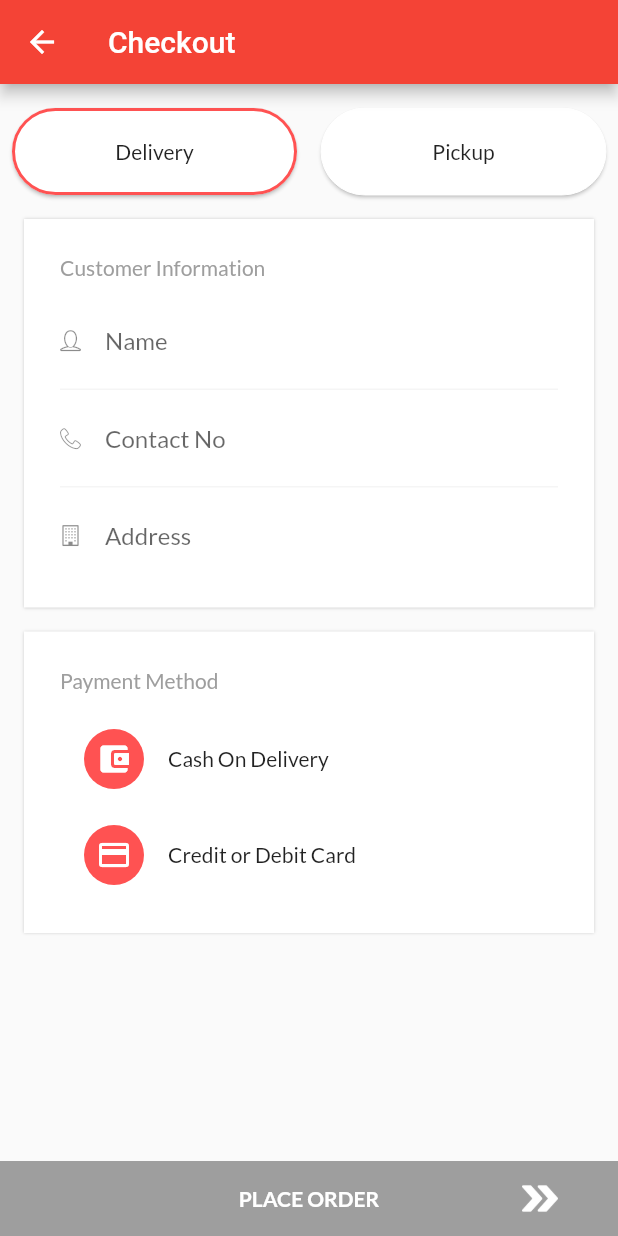
After one commit to itsniaz/MaxFood-Flutter, a Flutter app: the CheckoutScreen screen opened by its route, on a phone screen of 412 x 824 dp. The commit adds this screen. Run offline on Flutter 3.47's test engine with Material 2 defaults, Android fonts, the phone set to English and light mode, and no system bars; our stand-ins replace avatar_glow, badges, bubble_tab_indicator, carousel_slider, flutter_rating_bar, google_fonts and 1 more; project files that could hold a hidden picture were left out.

Commit message:
coded checkout UI

```diff
--- a/assets/fonts/config.json
+++ b/assets/fonts/config.json
@@ -71,6 +71,12 @@
       "css": "minus-1",
       "code": 59397,
       "src": "entypo"
+    },
+    {
+      "uid": "3d1e04316a48ace4e2b81be58343a41c",
+      "css": "building",
+      "code": 61687,
+      "src": "fontawesome"
     }
   ]
 }
--- a/lib/main.dart
+++ b/lib/main.dart
@@ -1,10 +1,12 @@
 import 'package:flutter/material.dart';
 import 'package:google_fonts/google_fonts.dart';
+import 'package:max_food/screens/checkout.dart';
 import 'package:max_food/screens/landing.dart';
 import 'package:max_food/screens/login.dart';
 import 'package:max_food/screens/menu.dart';
 import 'package:max_food/screens/cart.dart';
 import 'package:max_food/screens/nav_drawer.dart';
+import 'package:max_food/screens/option.dart';
 import 'package:max_food/screens/signup.dart';
 
 void main() {
@@ -31,7 +33,9 @@ class MyApp extends StatelessWidget {
           '/login': (context) => LoginScreen(),
           '/navigation_screen': (context) => MainNavDrawer(),
           '/menu': (context) => MenuScreen(),
+          '/option': (context) => OptionScreen(),
           '/cart': (context) => CartScreen(),
+          '/checkout': (context) => CheckoutScreen(),
         },
     );
   }
--- a/lib/screens/cart.dart
+++ b/lib/screens/cart.dart
@@ -163,13 +163,12 @@ class _CartScreenState extends State<CartScreen>
                   child: FlatButton(
                     color: Colors.red,
                     splashColor: Colors.white,
-                    onPressed: ()=>print("pressed"),
+                    onPressed: ()=> Navigator.pushNamed(context, "/checkout"),
                     child: Row(
                       mainAxisAlignment: MainAxisAlignment.spaceEvenly,
                       children: [
-                        Text("PLACE ORDER",style: TextStyle(color: Colors.white,fontWeight: FontWeight.bold),),
+                        Text("CHECKOUT",style: TextStyle(color: Colors.white,fontWeight: FontWeight.bold),),
                         Image.asset("assets/images/fast_forward.png",width: 24,height: 24,)
-
                       ],
                     ),
                   )
--- /dev/null
+++ b/lib/screens/checkout.dart
@@ -0,0 +1,222 @@
+import 'package:flutter/cupertino.dart';
+import 'package:flutter/material.dart';
+import 'package:max_food/utils/constants.dart';
+import 'package:max_food/utils/custom_icons_icons.dart';
+
+class CheckoutScreen extends StatefulWidget {
+  @override
+  State<StatefulWidget> createState() {
+    return _CheckoutState();
+  }
+}
+
+class _CheckoutState extends State<CheckoutScreen> {
+  int deliveryMethod = 1;
+  int paymentMethod = 0;
+  double iconSize = 14;
+
+  @override
+  Widget build(BuildContext context) {
+    return Scaffold(
+      appBar: AppBar(
+        title: Text("Checkout"),
+      ),
+      body: Column(
+        children: [
+          Expanded(child: ListView(
+            children: [
+              Row(
+                children: [
+                  Expanded(
+                    child: Container(
+                      height: 90,
+                      child: InkWell(
+                        splashColor: Colors.transparent,
+                        onTap: () {
+                          setState(() {
+                            deliveryMethod = 1;
+                          });
+                        },
+                        child: Card(
+                          shape: RoundedRectangleBorder(
+                            side: deliveryMethod == 1
+                                ? BorderSide(color: Colors.redAccent, width: 2)
+                                : BorderSide(color: Colors.white, width: 0),
+                            borderRadius: BorderRadius.circular(1000),
+                          ),
+                          margin:
+                          EdgeInsets.symmetric(horizontal: 8.0, vertical: 16.0),
+                          child: Center(
+                            child: Text(
+                              "Delivery",
+                              style: TextStyle(fontSize: 14),
+                            ),
+                          ),
+                        ),
+                      ),
+                    ),
+                  ),
+                  Expanded(
+                    child: Container(
+                      height: 90,
+                      child: InkWell(
+                        splashColor: Colors.transparent,
+                        onTap: () {
+                          setState(() {
+                            deliveryMethod = 2;
+                          });
+                        },
+                        child: Card(
+                          shape: RoundedRectangleBorder(
+                            side: deliveryMethod == 2
+                                ? BorderSide(color: Colors.redAccent, width: 2)
+                                : BorderSide(color: Colors.white, width: 0),
+                            borderRadius: BorderRadius.circular(1000),
+                          ),
+                          margin:
+                          EdgeInsets.symmetric(horizontal: 8.0, vertical: 16.0),
+                          child: Container(
+                              child: Center(
+                                child: Text(
+                                  "Pickup",
+                                  style: TextStyle(fontSize: 14),
+                                ),
+                              )),
+                        ),
+                      ),
+                    ),
+                  )
+                ],
+              ),
+              customerInfo(),
+              SizedBox(height: 16,),
+              paymentInfo(),
+            ],
+          )),
+          Container(
+            height: 50,
+            color: paymentMethod == 0 ? Colors.grey : Colors.redAccent,
+            child: FlatButton(
+              onPressed: ()=>print("A"),
+              splashColor: Colors.grey,
+              child: Stack(
+                children: [
+                  Align(alignment: Alignment.center,child: Text("PLACE ORDER",style: TextStyle(color: Colors.white,fontWeight: FontWeight.bold),)),
+                  Align(alignment: Alignment.centerRight,child: Container(margin: EdgeInsets.only(right: 24.0),child: Image.asset("assets/images/fast_forward.png",width: 24,height: 24,)))
+                ],
+              ),
+            ),
+          )
+        ],
+      ),
+    );
+  }
+
+
+
+  customerInfo()
+  {
+    return       Container(
+      decoration: Constants.shadow,
+      margin: EdgeInsets.symmetric(horizontal: 16.0),
+      padding: EdgeInsets.all(24.0),
+      child: Column(
+        crossAxisAlignment: CrossAxisAlignment.start,
+        children: [
+          Text("Customer Information",style: TextStyle(fontSize: 14,color: Colors.grey),),
+          SizedBox(height: 16,),
+          TextFormField(
+            decoration: InputDecoration(icon : Icon(CustomIcons.user,size: iconSize,),border: InputBorder.none,hintText: "Name"),
+          ),
+          Container(height: 1,color: Colors.grey.shade100,margin: EdgeInsets.symmetric(vertical: 8),),
+          TextFormField(
+            decoration: InputDecoration(icon : Icon(CustomIcons.phone_handset,size: iconSize,),border: InputBorder.none,hintText: 'Contact No'),
+          ),
+
+          AnimatedSwitcher(duration: Duration(milliseconds: 200),
+            child: deliveryMethod == 1 ? Column(
+              children: [
+                Container(height: 1,color: Colors.grey.shade100,margin: EdgeInsets.symmetric(vertical: 8),),
+                TextFormField(
+                  decoration: InputDecoration(icon : Icon(CustomIcons.building,size: iconSize,),border: InputBorder.none,hintText: 'Address'),
+                ),
+              ],
+            ) : Container()
+          )
+        ],
+      ),
+    );
+  }
+
+  paymentInfo()
+  {
+    return       Container(
+      margin: EdgeInsets.symmetric(horizontal: 16.0),
+      padding: EdgeInsets.all(24.0),
+      decoration: Constants.shadow,
+      child: Column(
+        crossAxisAlignment: CrossAxisAlignment.start,
+        children: [
+          Text("Payment Method",style: TextStyle(fontSize: 14,color: Colors.grey),),
+          SizedBox(height: 16,),
+          FlatButton(
+            onPressed: (){
+              setState(() {
+                paymentMethod = 1;
+              });
+            },
+            child: Container(
+              padding: EdgeInsets.symmetric(vertical: 8.0,horizontal: 0.0),
+                child: Row(
+                  mainAxisSize: MainAxisSize.max,
+                  children: [
+                    CircleAvatar(backgroundColor: Colors.redAccent,child: Icon(Icons.account_balance_wallet_rounded,color: Colors.white,)),
+                    SizedBox(width: 16,),
+                    Text("Cash On Delivery"),
+                    Spacer(),
+                    paymentMethod == 1 ? Container(
+                      child: Icon(Icons.check,color: Colors.white,size: 16,),
+                      padding: EdgeInsets.all(2.0),
+                      decoration: BoxDecoration(
+                        color: Colors.green,
+                        borderRadius: BorderRadius.circular(1000)
+                      ),
+                    ):Container()
+                  ],
+                )
+            ),
+          ),
+          SizedBox(height: 8,),
+          FlatButton(
+            onPressed: (){
+              setState(() {
+                paymentMethod = 2;
+              });
+            },
+
+            child: Container(
+              padding: EdgeInsets.symmetric(vertical: 8.0,horizontal: 0.0),
+                child: Row(
+                  mainAxisSize: MainAxisSize.max,
+                  children: [
+                    CircleAvatar(backgroundColor: Colors.redAccent,child: Icon(Icons.credit_card,color: Colors.white,)),
+                    SizedBox(width: 16,),
+                    Text("Credit or Debit Card"),
+                    Spacer(),
+                    paymentMethod == 2 ? Container(
+                      child: Icon(Icons.check,color: Colors.white,size: 16,),
+                      padding: EdgeInsets.all(2.0),
+                      decoration: BoxDecoration(
+                          color: Colors.green,
+                          borderRadius: BorderRadius.circular(1000)
+                      ),
+                    ):Container()
+                  ],
+                )
+            ),
+          ),
+        ],
+      ),
+    );
+  }
+}
--- a/lib/utils/custom_icons_icons.dart
+++ b/lib/utils/custom_icons_icons.dart
@@ -36,6 +36,10 @@
 ///         Author:    Dave Gandy
 ///         License:   SIL (https://github.com/FortAwesome/Font-Awesome/blob/master/LICENSE.txt)
 ///         Homepage:  http://fortawesome.github.com/Font-Awesome/
+/// * Font Awesome 4, Copyright (C) 2016 by Dave Gandy
+///         Author:    Dave Gandy
+///         License:   SIL ()
+///         Homepage:  http://fortawesome.github.com/Font-Awesome/
 ///
 import 'package:flutter/widgets.dart';
 
@@ -56,4 +60,5 @@ class CustomIcons {
   static const IconData phone_handset = IconData(0xe830, fontFamily: _kFontFam, fontPackage: _kFontPkg);
   static const IconData th_thumb_empty = IconData(0xf00b, fontFamily: _kFontFam, fontPackage: _kFontPkg);
   static const IconData plus = IconData(0xf067, fontFamily: _kFontFam, fontPackage: _kFontPkg);
+  static const IconData building = IconData(0xf0f7, fontFamily: _kFontFam, fontPackage: _kFontPkg);
 }
```
Also changed, not shown: lib/screens/menu.dart (+4 -3 lines), lib/screens/option.dart (added, +163 -0 lines), assets/fonts/CustomIcons.ttf.
